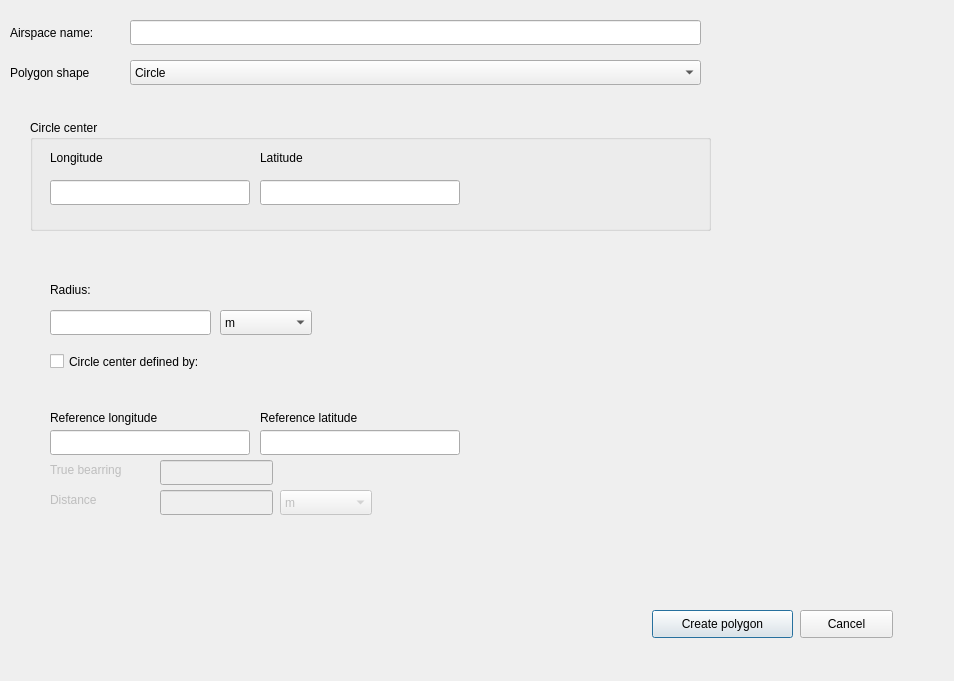
Qt form airspace_geometry_builder/airspace_geometry_builder_dialog_base.ui (strpaw/qgis3-airspace-geometry-builder) before a commit.
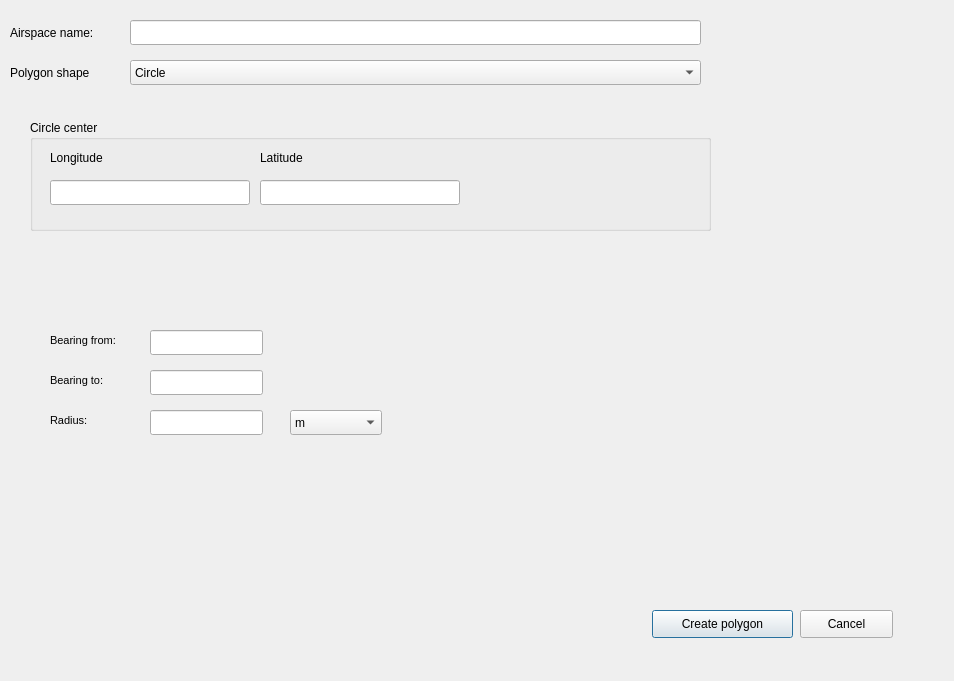
The same form after that commit.

Commit message: Add circle sector GUI

What changed in the file:
```diff
--- a/airspace_geometry_builder/airspace_geometry_builder_dialog_base.ui
+++ b/airspace_geometry_builder/airspace_geometry_builder_dialog_base.ui
@@ -172,7 +172,7 @@
       </rect>
      </property>
      <property name="currentIndex">
-      <number>0</number>
+      <number>1</number>
      </property>
      <widget class="QWidget" name="page_3">
       <widget class="QComboBox" name="comboBoxCircleRadiusUOM">
@@ -389,6 +389,133 @@
        </property>
       </widget>
      </widget>
+     <widget class="QWidget" name="page_2">
+      <widget class="QLineEdit" name="lineEditCircleSectorBrngFrom">
+       <property name="geometry">
+        <rect>
+         <x>120</x>
+         <y>60</y>
+         <width>113</width>
+         <height>25</height>
+        </rect>
+       </property>
+      </widget>
+      <widget class="QComboBox" name="lineEditCircleSectorRadiusUOM">
+       <property name="geometry">
+        <rect>
+         <x>260</x>
+         <y>140</y>
+         <width>92</width>
+         <height>25</height>
+        </rect>
+       </property>
+       <item>
+        <property name="text">
+         <string>m</string>
+        </property>
+       </item>
+       <item>
+        <property name="text">
+         <string>km</string>
+        </property>
+       </item>
+       <item>
+        <property name="text">
+         <string>NM</string>
+        </property>
+       </item>
+       <item>
+        <property name="text">
+         <string>ft</string>
+        </property>
+       </item>
+       <item>
+        <property name="text">
+         <string>SM</string>
+        </property>
+       </item>
+      </widget>
+      <widget class="QLineEdit" name="lineEditCircleSectorRadius">
+       <property name="geometry">
+        <rect>
+         <x>120</x>
+         <y>140</y>
+         <width>113</width>
+         <height>25</height>
+        </rect>
+       </property>
+      </widget>
+      <widget class="QLineEdit" name="lineEditCircleSectorBrngTo">
+       <property name="geometry">
+        <rect>
+         <x>120</x>
+         <y>100</y>
+         <width>113</width>
+         <height>25</height>
+        </rect>
+       </property>
+      </widget>
+      <widget class="QLabel" name="label_11">
+       <property name="geometry">
+        <rect>
+         <x>20</x>
+         <y>100</y>
+         <width>81</width>
+         <height>21</height>
+        </rect>
+       </property>
+       <property name="font">
+        <font>
+         <pointsize>8</pointsize>
+         <weight>50</weight>
+         <bold>false</bold>
+        </font>
+       </property>
+       <property name="text">
+        <string>Bearing to:</string>
+       </property>
+      </widget>
+      <widget class="QLabel" name="label_12">
+       <property name="geometry">
+        <rect>
+         <x>20</x>
+         <y>140</y>
+         <width>91</width>
+         <height>21</height>
+        </rect>
+       </property>
+       <property name="font">
+        <font>
+         <pointsize>8</pointsize>
+         <weight>50</weight>
+         <bold>false</bold>
+        </font>
+       </property>
+       <property name="text">
+        <string>Radius:</string>
+       </property>
+      </widget>
+      <widget class="QLabel" name="label_10">
+       <property name="geometry">
+        <rect>
+         <x>20</x>
+         <y>60</y>
+         <width>91</width>
+         <height>21</height>
+        </rect>
+       </property>
+       <property name="font">
+        <font>
+         <pointsize>8</pointsize>
+         <weight>50</weight>
+         <bold>false</bold>
+        </font>
+       </property>
+       <property name="text">
+        <string>Bearing from:</string>
+       </property>
+      </widget>
+     </widget>
     </widget>
    </widget>
   </widget>
```
Left out of the diff: 5 changed lines with no effect on the pictures.
